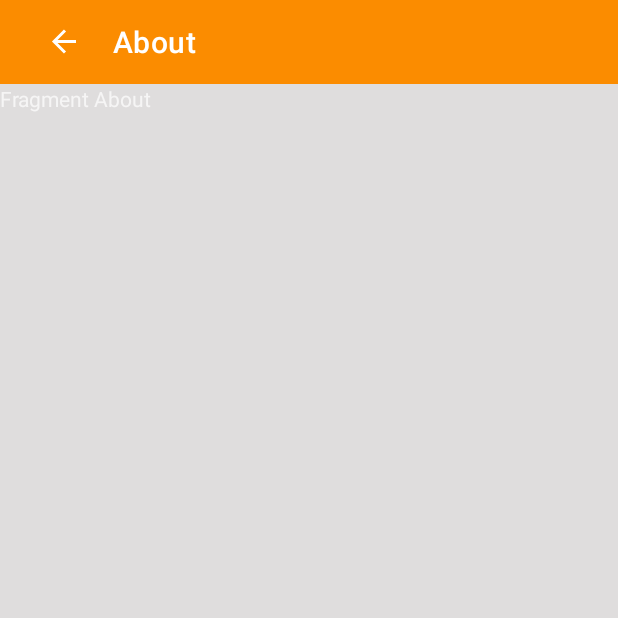
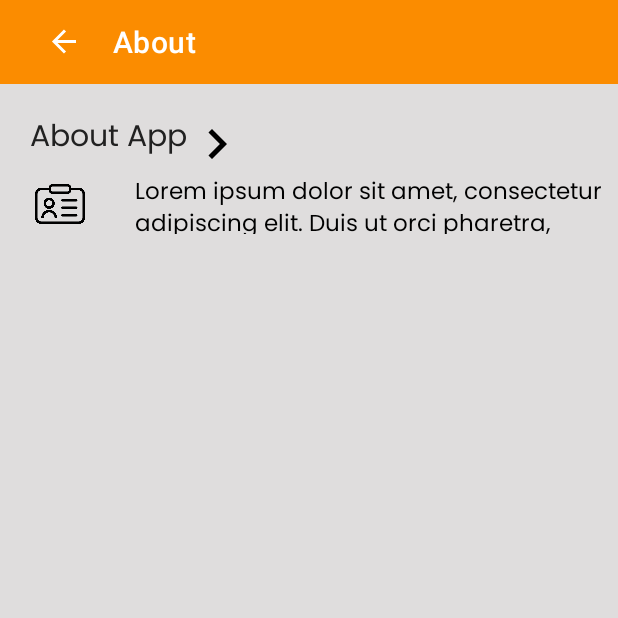
Before and after one commit to IrvanWijayaSardam/NavigationDrawer, an Android app: the AboutFragment screen opened through its navigation route, on a phone screen of 412 x 824 dp, the top half of it. Run offline under Robolectric (Android 15) with nearby library versions, the phone set to English and light mode, and no system bars; our stand-ins replace navigation-ui.

Commit message:
Adding lorem ipsum to fragment about

```diff
--- a/app/src/main/res/layout/fragment_about.xml
+++ b/app/src/main/res/layout/fragment_about.xml
@@ -3,12 +3,67 @@
     xmlns:tools="http://schemas.android.com/tools"
     android:layout_width="match_parent"
     android:layout_height="match_parent"
-    tools:context=".fragment.AboutFragment">
+    tools:context=".fragment.AboutFragment"
+    android:background="#DFDDDD"
+    >
 
-    <!-- TODO: Update blank fragment layout -->
-    <TextView
+    <androidx.core.widget.NestedScrollView
         android:layout_width="match_parent"
-        android:layout_height="match_parent"
-        android:text="Fragment About" />
+        android:layout_height="match_parent">
+        <LinearLayout
+            android:layout_width="match_parent"
+            android:layout_height="match_parent"
+            android:orientation="vertical">
+
+            <!--    Pengaturan Akun-->
+            <LinearLayout
+                android:layout_marginTop="20dp"
+                android:layout_width="match_parent"
+                android:layout_height="40dp"
+                android:orientation="horizontal"
+                >
+                <TextView
+                    android:layout_gravity="center_horizontal"
+                    android:layout_marginLeft="20dp"
+                    android:layout_width="wrap_content"
+                    android:layout_height="wrap_content"
+                    android:text="About App"
+                    android:textSize="20sp"
+                    android:textColor="@color/colorPrimaryText"
+                    android:fontFamily="@font/poppinsregular"
+                    />
+                <ImageView
+                    android:layout_gravity="center_horizontal"
+
+                    android:layout_width="40dp"
+                    android:layout_height="40dp"
+                    android:src="@drawable/ic_arrow_right"
+                    />
+            </LinearLayout>
+            <!-- Isi Aktivitas Saya-->
+            <LinearLayout
+                android:layout_width="match_parent"
+                android:layout_height="40dp"
+                android:orientation="horizontal">
+                <ImageView
+                    android:layout_marginLeft="20dp"
+                    android:layout_width="40dp"
+                    android:layout_height="40dp"
+                    android:src="@drawable/name"/>
+                <TextView
+                    android:layout_gravity="center"
+                    android:layout_width="wrap_content"
+                    android:layout_height="wrap_content"
+                    android:fontFamily="@font/poppinsregular"
+                    android:text="Lorem ipsum dolor sit amet, consectetur adipiscing elit. Duis ut orci pharetra, vehicula odio sed, suscipit neque. Suspendisse porttitor lacus."
+                    android:textColor="@color/black"
+                    android:layout_marginLeft="30dp"
+                    android:textSize="15sp" />
+            </LinearLayout>
+
+
+        </LinearLayout>
+    </androidx.core.widget.NestedScrollView>
+
 
 </FrameLayout>
--- a/app/src/main/res/layout/fragment_profile.xml
+++ b/app/src/main/res/layout/fragment_profile.xml
@@ -28,17 +28,17 @@
                     android:layout_height="100dp"
                     android:src="@drawable/ic_person"
                     />
+
                 <TextView
                     android:id="@+id/tvNama"
                     android:layout_width="wrap_content"
                     android:layout_height="wrap_content"
-                    android:text="Irvan Wijaya"
-                    android:textSize="20dp"
+                    android:layout_centerVertical="true"
+                    android:layout_toRightOf="@id/ivProfile"
+                    android:fontFamily="@font/poppinsmedium"
+                    android:text="Charlie Putin"
                     android:textColor="@color/black"
-                    android:fontFamily="@font/poppinsmedium"
-                    android:layout_toRightOf="@id/ivProfile"
-                    android:layout_centerVertical="true"
-                    />
+                    android:textSize="20dp" />
 
                 <TextView
                     android:layout_width="wrap_content"
--- a/app/src/main/res/layout/navigation_header.xml
+++ b/app/src/main/res/layout/navigation_header.xml
@@ -30,7 +30,7 @@
         android:layout_width="0dp"
         android:layout_height="wrap_content"
         android:layout_marginStart="10dp"
-        android:text="Irvan Wijaya"
+        android:text="Charlie Putin"
         android:textColor="@color/colorPrimaryText"
         android:textSize="18sp"
         android:textStyle="bold"
```
